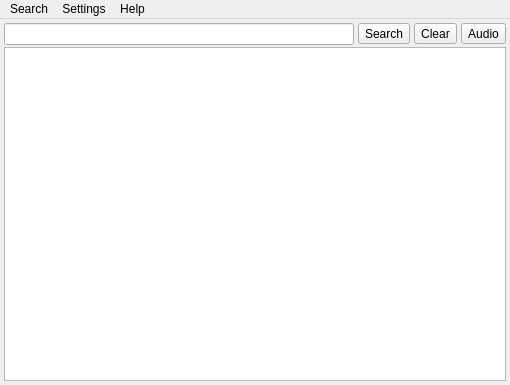
Qt form reo/qt/ui/mainwin.ui (mufeedali/Wordbook) before a commit.
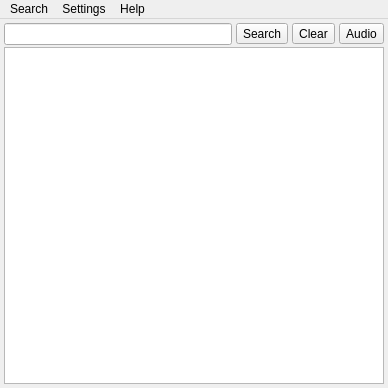
The same form after that commit. Icons and pictures are not drawn.

Patch:
```diff
--- a/reo/qt/ui/mainwin.ui
+++ b/reo/qt/ui/mainwin.ui
@@ -6,8 +6,8 @@
    <rect>
     <x>0</x>
     <y>0</y>
-    <width>510</width>
-    <height>385</height>
+    <width>388</width>
+    <height>388</height>
    </rect>
   </property>
   <property name="windowTitle">
@@ -117,12 +117,15 @@
        </layout>
       </item>
       <item>
-       <widget class="QTextEdit" name="defView">
-        <property name="styleSheet">
-         <string notr="true"/>
+       <widget class="QTextBrowser" name="defView">
+        <property name="horizontalScrollBarPolicy">
+         <enum>Qt::ScrollBarAlwaysOff</enum>
         </property>
-        <property name="readOnly">
-         <bool>true</bool>
+        <property name="placeholderText">
+         <string/>
+        </property>
+        <property name="openLinks">
+         <bool>false</bool>
         </property>
        </widget>
       </item>
@@ -135,7 +138,7 @@
     <rect>
      <x>0</x>
      <y>0</y>
-     <width>510</width>
+     <width>388</width>
      <height>30</height>
     </rect>
    </property>
```
Left out of the diff: 26 changed lines with no effect on the pictures.
